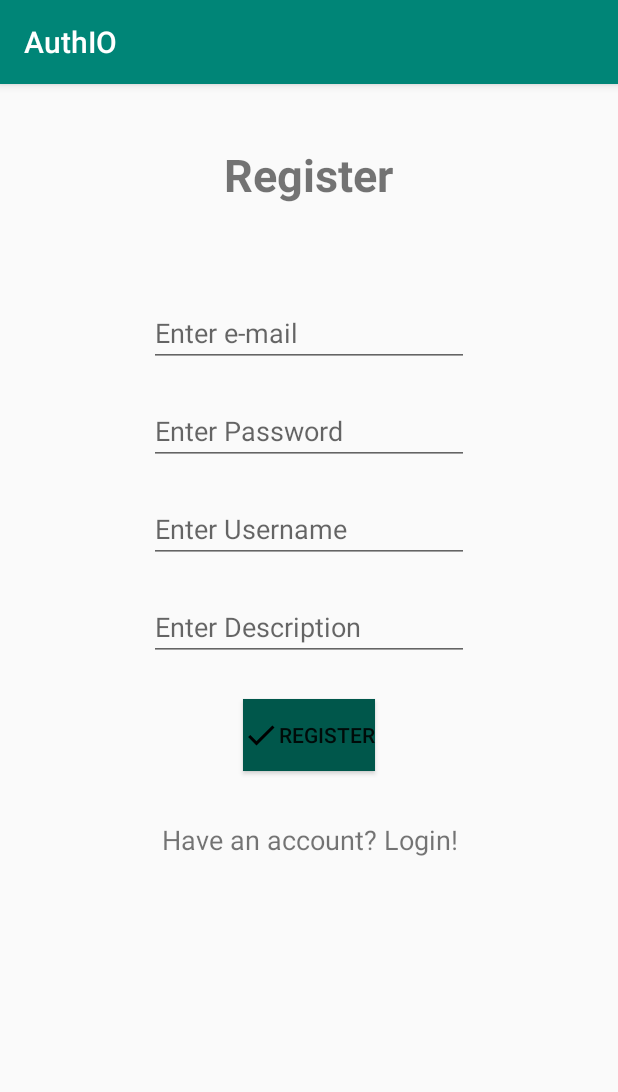
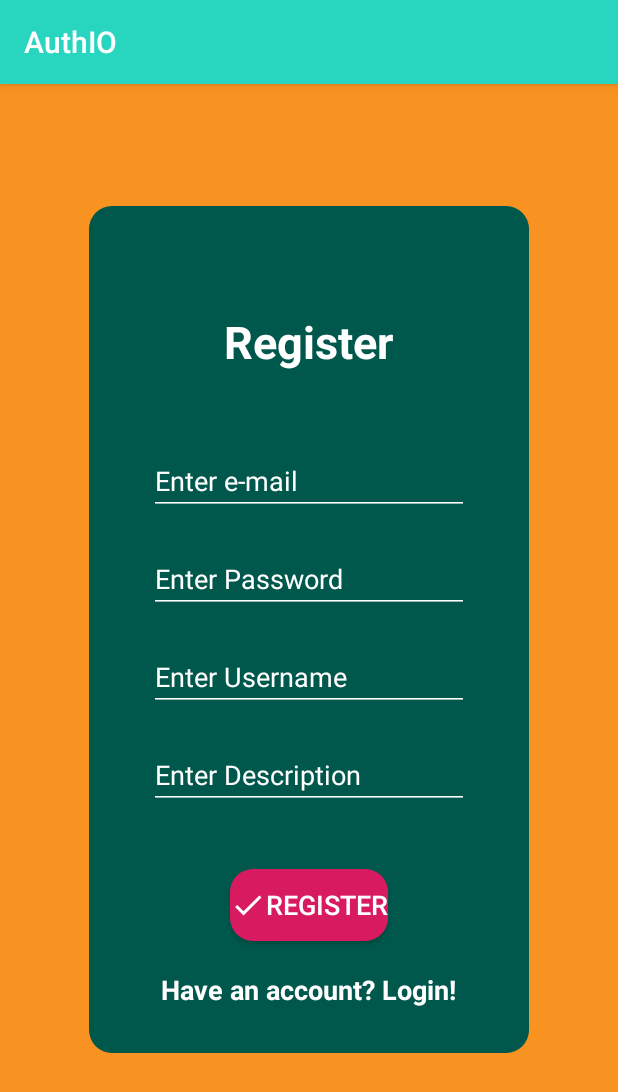
Before and after one commit to GGLozanov/AuthIO, an Android app: the screen it shows after launch (MainActivity), after a tap on an icon or button, on a phone screen of 412 x 824 dp. Shown: the top 1092 px of the screen. Run offline under Robolectric (Android 15) with nearby library versions, the phone set to English and light mode, and no system bars.

Commit message:
[Update] Expanded upon UI

```diff
--- a/app/src/main/res/drawable/ic_check_black_24dp.xml
+++ /dev/null
@@ -1,9 +0,0 @@
-<vector xmlns:android="http://schemas.android.com/apk/res/android"
-        android:width="24dp"
-        android:height="24dp"
-        android:viewportWidth="24.0"
-        android:viewportHeight="24.0">
-    <path
-        android:fillColor="#FF000000"
-        android:pathData="M9,16.17L4.83,12l-1.42,1.41L9,19 21,7l-1.41,-1.41z"/>
-</vector>
--- /dev/null
+++ b/app/src/main/res/drawable/ic_check_white_24dp.xml
@@ -0,0 +1,5 @@
+<vector android:height="24dp" android:tint="#FFFFFF"
+    android:viewportHeight="24.0" android:viewportWidth="24.0"
+    android:width="24dp" xmlns:android="http://schemas.android.com/apk/res/android">
+    <path android:fillColor="#FF000000" android:pathData="M9,16.17L4.83,12l-1.42,1.41L9,19 21,7l-1.41,-1.41z"/>
+</vector>
--- /dev/null
+++ b/app/src/main/res/drawable/ic_exit_to_app_white_24dp.xml
@@ -0,0 +1,5 @@
+<vector android:height="24dp" android:tint="#FFFFFF"
+    android:viewportHeight="24.0" android:viewportWidth="24.0"
+    android:width="24dp" xmlns:android="http://schemas.android.com/apk/res/android">
+    <path android:fillColor="#FF000000" android:pathData="M10.09,15.59L11.5,17l5,-5 -5,-5 -1.41,1.41L12.67,11H3v2h9.67l-2.58,2.59zM19,3H5c-1.11,0 -2,0.9 -2,2v4h2V5h14v14H5v-4H3v4c0,1.1 0.89,2 2,2h14c1.1,0 2,-0.9 2,-2V5c0,-1.1 -0.9,-2 -2,-2z"/>
+</vector>
--- /dev/null
+++ b/app/src/main/res/drawable/round_button.xml
@@ -0,0 +1,6 @@
+<?xml version="1.0" encoding="utf-8"?>
+<shape xmlns:android="http://schemas.android.com/apk/res/android">
+    <solid android:color="@color/colorAccent" />
+
+    <corners android:radius="15dp" />
+</shape>
--- /dev/null
+++ b/app/src/main/res/drawable/round_container.xml
@@ -0,0 +1,7 @@
+<?xml version="1.0" encoding="utf-8"?>
+<shape xmlns:android="http://schemas.android.com/apk/res/android">
+    <solid android:color="@color/colorPrimaryDark" />
+
+    <corners android:radius="15dp" />
+
+</shape>
--- a/app/src/main/res/layout/fragment_register.xml
+++ b/app/src/main/res/layout/fragment_register.xml
@@ -7,34 +7,39 @@
     tools:context=".ui.RegisterFragment">
 
     <!-- TODO: Update blank fragment layout -->
+
+    <LinearLayout
+        android:layout_width="wrap_content"
+        android:layout_height="wrap_content"
+        android:layout_gravity="center"
+        android:layout_marginBottom="20dp"
+        android:background="@drawable/round_container"
+        android:orientation="vertical"
+        android:padding="30dp">
+
         <TextView
             android:id="@+id/register_header"
             android:layout_width="wrap_content"
             android:layout_height="wrap_content"
             android:layout_gravity="center_horizontal"
             android:layout_marginTop="40dp"
+            android:layout_marginBottom="40dp"
+            android:gravity="center"
             android:paddingLeft="15dp"
             android:paddingRight="15dp"
             android:text="@string/register"
             android:textSize="30sp"
             android:textStyle="bold" />
 
-    <LinearLayout
-        android:layout_width="wrap_content"
-        android:layout_height="wrap_content"
-        android:layout_gravity="center"
-        android:layout_marginBottom="120dp"
-        android:orientation="vertical"
-        android:padding="15dp">
-
         <EditText
             android:id="@+id/email_input_field"
+            style="@style/EditTextTheme"
             android:layout_width="wrap_content"
             android:layout_height="wrap_content"
             android:layout_margin="10dp"
             android:ems="10"
             android:hint="@string/email_hint"
-            android:inputType="textEmailAddress" />
+            android:inputType="textMultiLine|textEmailAddress" />
 
         <EditText
             android:id="@+id/password_input_field"
@@ -43,7 +48,7 @@
             android:layout_margin="10dp"
             android:ems="10"
             android:hint="@string/password_hint"
-            android:inputType="textPassword" />
+            android:inputType="textMultiLine|textPassword" />
 
         <EditText
             android:id="@+id/username_input_field"
@@ -52,7 +57,7 @@
             android:layout_margin="10dp"
             android:ems="10"
             android:hint="@string/username_hint"
-            android:inputType="textPersonName" />
+            android:inputType="textMultiLine|textPersonName" />
 
         <EditText
             android:id="@+id/description_input_field"
@@ -61,28 +66,30 @@
             android:layout_margin="10dp"
             android:ems="10"
             android:hint="@string/description_hint"
-            android:inputType="textPersonName" />
-
-    </LinearLayout>
+            android:inputType="textMultiLine|textPersonName" />
 
         <Button
             android:id="@+id/auth_button"
             android:layout_width="wrap_content"
             android:layout_height="wrap_content"
             android:layout_gravity="center|center_horizontal"
-        android:layout_marginTop="50dp"
-        android:background="@color/colorPrimaryDark"
-        android:drawableLeft="@drawable/ic_check_black_24dp"
-        android:text="@string/register" />
+            android:layout_marginTop="30dp"
+            android:background="@drawable/round_button"
+            android:drawableLeft="@drawable/ic_check_white_24dp"
+            android:text="@string/register"
+            android:textSize="18sp" />
 
         <TextView
             android:id="@+id/toggle_text"
             android:layout_width="wrap_content"
             android:layout_height="wrap_content"
             android:layout_gravity="center"
-        android:layout_marginTop="120dp"
+            android:layout_marginTop="20dp"
             android:gravity="center"
             android:text="@string/have_account_hint"
-        android:textSize="18sp" />
+            android:textSize="18sp"
+            android:textStyle="bold" />
+
+    </LinearLayout>
 
 </FrameLayout>
--- a/app/src/main/res/values/colors.xml
+++ b/app/src/main/res/values/colors.xml
@@ -1,6 +1,8 @@
 <?xml version="1.0" encoding="utf-8"?>
 <resources>
-    <color name="colorPrimary">#008577</color>
+    <color name="colorPrimary">#28D6C0</color>
     <color name="colorPrimaryDark">#00574B</color>
+    <color name="colorBackground">#F89221</color>
     <color name="colorAccent">#D81B60</color>
+    <color name="white">#FFFFFF</color>
 </resources>
--- a/app/src/main/res/values/styles.xml
+++ b/app/src/main/res/values/styles.xml
@@ -6,6 +6,18 @@
         <item name="colorPrimary">@color/colorPrimary</item>
         <item name="colorPrimaryDark">@color/colorPrimaryDark</item>
         <item name="colorAccent">@color/colorAccent</item>
+
+        <item name="android:colorBackground">@color/colorBackground</item>
+        <item name="android:textColor">@color/white</item>
+        <item name="editTextStyle">@style/EditTextTheme</item>
+    </style>
+
+    <style name="EditTextTheme" parent="Widget.AppCompat.EditText">
+        <item name="android:color">@color/white</item>
+        <item name="android:textColorHint">@color/white</item>
+        <item name="android:colorBackground">@color/white</item>
+        <item name="android:editTextColor">@color/white</item>
+        <item name="android:backgroundTint">@color/white</item>
     </style>
 
 </resources>
```
Also changed, not shown: app/src/main/res/drawable/ic_exit_to_app_black_24dp.xml (deleted, +0 -9 lines), app/src/main/res/layout/fragment_login.xml (+19 -15 lines), app/src/main/res/layout/fragment_welcome.xml (+16 -7 lines). Lines whose indentation alone changed are shown as unchanged.
